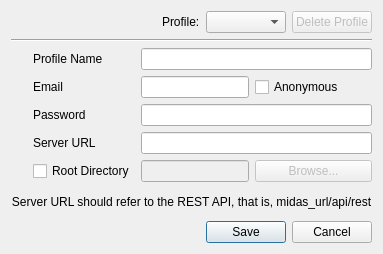
Qt form Application/MIDASDesktop/GUI/CreateProfileUI.ui (cpatrick/MidasClient) before a commit.
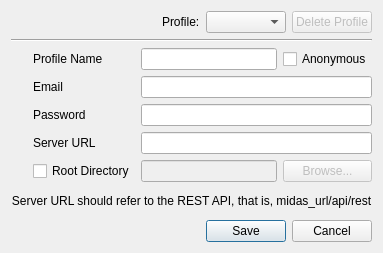
The same form after that commit. Icons and pictures are not drawn.

Commit message:
ENH: Improve create profile UI layout
SVN-Revision: 3372

Patch:
```diff
--- a/Application/MIDASDesktop/GUI/CreateProfileUI.ui
+++ b/Application/MIDASDesktop/GUI/CreateProfileUI.ui
@@ -6,8 +6,8 @@
    <rect>
     <x>0</x>
     <y>0</y>
-    <width>350</width>
-    <height>254</height>
+    <width>354</width>
+    <height>253</height>
    </rect>
   </property>
   <property name="windowTitle">
@@ -85,7 +85,7 @@
        </property>
       </widget>
      </item>
-     <item row="1" column="2" colspan="2">
+     <item row="1" column="2" colspan="4">
       <widget class="QLineEdit" name="emailEdit"/>
      </item>
      <item row="2" column="0">
@@ -113,7 +113,7 @@
        </property>
       </widget>
      </item>
-     <item row="2" column="2" colspan="3">
+     <item row="2" column="2" colspan="4">
       <widget class="QLineEdit" name="passwordEdit">
        <property name="echoMode">
         <enum>QLineEdit::Password</enum>
@@ -127,7 +127,7 @@
        </property>
       </widget>
      </item>
-     <item row="3" column="2" colspan="3">
+     <item row="3" column="2" colspan="4">
       <widget class="QLineEdit" name="serverURLEdit"/>
      </item>
      <item row="3" column="0">
@@ -163,7 +163,14 @@
       </widget>
      </item>
      <item row="0" column="2" colspan="3">
-      <widget class="QLineEdit" name="profileNameEdit"/>
+      <widget class="QLineEdit" name="profileNameEdit">
+       <property name="sizePolicy">
+        <sizepolicy hsizetype="Expanding" vsizetype="Fixed">
+         <horstretch>0</horstretch>
+         <verstretch>0</verstretch>
+        </sizepolicy>
+       </property>
+      </widget>
      </item>
      <item row="0" column="1">
       <widget class="QLabel" name="label">
@@ -182,49 +189,17 @@
        </property>
       </widget>
      </item>
-     <item row="1" column="4">
-      <widget class="QCheckBox" name="anonymousCheckBox">
-       <property name="toolTip">
-        <string>Anonymous access</string>
-       </property>
-       <property name="text">
-        <string>Anonymous</string>
-       </property>
-      </widget>
-     </item>
-     <item row="4" column="2" colspan="2">
+     <item row="4" column="2" colspan="3">
       <widget class="QLineEdit" name="rootDirEdit">
        <property name="enabled">
         <bool>false</bool>
        </property>
-      </widget>
-     </item>
-     <item row="4" column="4">
-      <widget class="QPushButton" name="browseButton">
-       <property name="enabled">
-        <bool>false</bool>
-       </property>
        <property name="sizePolicy">
-        <sizepolicy hsizetype="MinimumExpanding" vsizetype="Fixed">
+        <sizepolicy hsizetype="Expanding" vsizetype="Fixed">
          <horstretch>0</horstretch>
          <verstretch>0</verstretch>
         </sizepolicy>
        </property>
-       <property name="minimumSize">
-        <size>
-         <width>20</width>
-         <height>0</height>
-        </size>
-       </property>
-       <property name="maximumSize">
-        <size>
-         <width>16777215</width>
-         <height>16777215</height>
-        </size>
-       </property>
-       <property name="text">
-        <string>Browse...</string>
-       </property>
       </widget>
      </item>
      <item row="4" column="1">
@@ -247,6 +222,47 @@
        </property>
       </widget>
      </item>
+     <item row="4" column="5">
+      <widget class="QPushButton" name="browseButton">
+       <property name="enabled">
+        <bool>false</bool>
+       </property>
+       <property name="sizePolicy">
+        <sizepolicy hsizetype="Minimum" vsizetype="Fixed">
+         <horstretch>0</horstretch>
+         <verstretch>0</verstretch>
+        </sizepolicy>
+       </property>
+       <property name="minimumSize">
+        <size>
+         <width>20</width>
+         <height>0</height>
+        </size>
+       </property>
+       <property name="maximumSize">
+        <size>
+         <width>16777215</width>
+         <height>16777215</height>
+        </size>
+       </property>
+       <property name="text">
+        <string>Browse...</string>
+       </property>
+      </widget>
+     </item>
+     <item row="0" column="5">
+      <widget class="QCheckBox" name="anonymousCheckBox">
+       <property name="toolTip">
+        <string>Anonymous access</string>
+       </property>
+       <property name="layoutDirection">
+        <enum>Qt::LeftToRight</enum>
+       </property>
+       <property name="text">
+        <string>Anonymous</string>
+       </property>
+      </widget>
+     </item>
     </layout>
    </item>
    <item>
```
Left out of the diff: 6 changed lines with no effect on the pictures. The commit also changes 1 other file.
